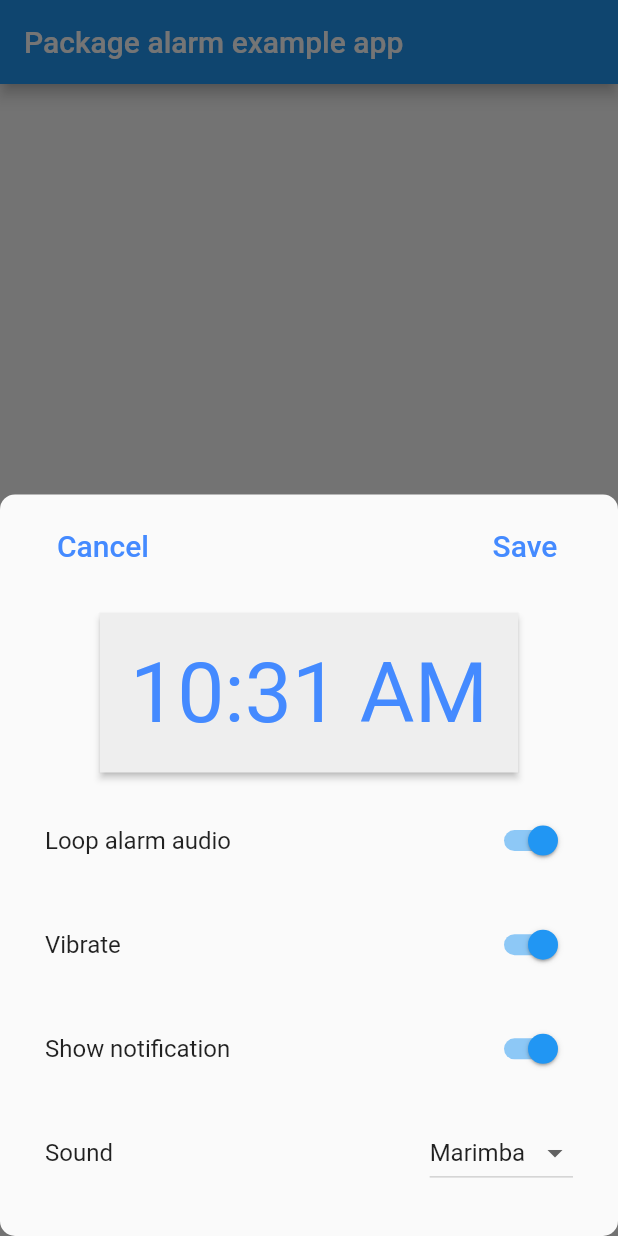
After one commit to WaringWeraWanua/DukungDemensiaFE, a Flutter app: the screen it shows after launch, after a tap on the "alarm add" icon, on a phone screen of 412 x 824 dp. The commit adds this screen. Run offline on Flutter 3.47's test engine with Material 2 defaults, Android fonts, the phone set to English and light mode, and no system bars; missing offline and left inert: alarm; statements that could not run were skipped.

Commit message:
feat(add):create-basic-list

```diff
--- a/dukungan_demensia/lib/main.dart
+++ b/dukungan_demensia/lib/main.dart
@@ -3,8 +3,11 @@ import 'package:dukungan_demensia/pages/login_page.dart';
 import 'package:alarm/alarm.dart';
 import 'dart:async';
 import 'package:dukungan_demensia/pages/caretaker_schedule.dart';
+import 'package:flutter/services.dart';
 
 Future<void> main() async {
+  WidgetsFlutterBinding.ensureInitialized();
+  SystemChrome.setPreferredOrientations([DeviceOrientation.portraitUp]);
   await Alarm.init(showDebugLogs: true);
   runApp(const MyApp());
 }
@@ -20,7 +23,7 @@ class MyApp extends StatelessWidget {
       theme: ThemeData(
         primarySwatch: Colors.blue,
       ),
-      home: const CaretakerPage(title: "Alarm"),
+      home: const ExampleAlarmHomeScreen(),
     );
   }
 }
--- a/dukungan_demensia/lib/pages/caretaker_schedule.dart
+++ b/dukungan_demensia/lib/pages/caretaker_schedule.dart
@@ -1,241 +1,128 @@
+import 'dart:async';
+
+import 'package:alarm/alarm.dart';
+import 'package:dukungan_demensia/pages/edit_alarm.dart';
+import 'package:dukungan_demensia/pages/ring.dart';
+import 'package:dukungan_demensia/widgets/tile.dart';
 import 'package:flutter/material.dart';
-import 'package:android_alarm_manager_plus/android_alarm_manager_plus.dart';
-import 'package:flutter/services.dart';
 
-  const String appName = "Alarm Manager Example";
-  const String durationSeconds = "Seconds";
-  const String durationMinutes = "Minutes";
-  const String durationHours = "Hours";
-  const String oneShotAlarm = "oneShot";
-  const String oneShotAtAlarm = "oneShotAt";
-  const String periodicAlarm = "periodic";
-
-class CaretakerPage extends StatefulWidget {
-  const CaretakerPage({Key? key, required this.title}) : super(key: key);
-
-  final String title;
+class ExampleAlarmHomeScreen extends StatefulWidget {
+  const ExampleAlarmHomeScreen({Key? key}) : super(key: key);
 
   @override
-  State<CaretakerPage> createState() => _CaretakerPageState();
+  State<ExampleAlarmHomeScreen> createState() => _ExampleAlarmHomeScreenState();
 }
 
-class _CaretakerPageState extends State<CaretakerPage> {
+class _ExampleAlarmHomeScreenState extends State<ExampleAlarmHomeScreen> {
+  late List<AlarmSettings> alarms;
 
-  final int _oneShotTaskId = 1;
-  final int _oneShotAtTaskId = 2;
-  final int _periodicTaskId = 3;
+  static StreamSubscription? subscription;
 
-  static void _oneShotTaskCallback() {
-    print("One Shot Task Running");
+  @override
+  void initState() {
+    super.initState();
+    loadAlarms();
+    subscription ??= Alarm.ringStream.stream.listen(
+      (alarmSettings) => navigateToRingScreen(alarmSettings),
+    );
   }
 
-  static void _oneShotAtTaskCallback() {
-    print("One Shot At Task Running");
+  void loadAlarms() {
+    setState(() {
+      alarms = Alarm.getAlarms();
+      alarms.sort((a, b) => a.dateTime.isBefore(b.dateTime) ? 0 : 1);
+    });
   }
 
-  static void _periodicTaskCallback() {
-    print("Periodic Task Running");
+  Future<void> navigateToRingScreen(AlarmSettings alarmSettings) async {
+    await Navigator.push(
+        context,
+        MaterialPageRoute(
+          builder: (context) =>
+              ExampleAlarmRingScreen(alarmSettings: alarmSettings),
+        ));
+    loadAlarms();
   }
 
-  void _scheduleOneShotAlarm(bool isTimed) async {
-    if (isTimed) {
-      DateTime chosenDate = await _chooseDate();
-      await AndroidAlarmManager.oneShotAt(chosenDate, _oneShotAtTaskId, _oneShotAtTaskCallback);
-    } else {
-      Duration duration = await _chooseDuration();
-      await AndroidAlarmManager.oneShot(duration, _oneShotTaskId, _oneShotTaskCallback);
-    }
+  Future<void> navigateToAlarmScreen(AlarmSettings? settings) async {
+    final res = await showModalBottomSheet<bool?>(
+        context: context,
+        isScrollControlled: true,
+        shape: RoundedRectangleBorder(
+          borderRadius: BorderRadius.circular(10.0),
+        ),
+        builder: (context) {
+          return FractionallySizedBox(
+            heightFactor: 0.6,
+            child: ExampleAlarmEditScreen(alarmSettings: settings),
+          );
+        });
+
+    if (res != null && res == true) loadAlarms();
   }
 
-  void _schedulePeriodicAlarm() async {
-    Duration duration = await _chooseDuration();
-    await AndroidAlarmManager.periodic(duration, _periodicTaskId, _periodicTaskCallback);
-  }
-
-  Future<Duration> _chooseDuration() async {
-    String duration = "";
-    String durationString = durationSeconds;
-    AlertDialog alert = AlertDialog(
-      title: const Text("Enter a number for the duration"),
-      content:
-          StatefulBuilder(
-            builder: (BuildContext context, StateSetter setState) {
-              return  Column(
-                mainAxisAlignment: MainAxisAlignment.center,
-                children: [
-                      Expanded(
-                        child: RadioListTile(
-                            title: const Text(durationSeconds),
-                            value: durationSeconds,
-                            groupValue: durationString,
-                            onChanged: (String? value) {
-                              if (value != null) {
-                                setState(() =>
-                                durationString = value
-                                );
-                              }
-                            }),
-                      ),
-                      Expanded(
-                        child: RadioListTile(
-                            title: const Text(durationMinutes),
-                            value: durationMinutes,
-                            groupValue: durationString,
-                            onChanged: (String? value) {
-                              if (value != null) {
-                                setState(() =>
-                                durationString = value
-                                );
-                              }
-                            }),
-                      ),
-                      Expanded(
-                        child: RadioListTile(
-                            title: const Text(durationHours),
-                            value: durationHours,
-                            groupValue: durationString,
-                            onChanged: (String? value) {
-                              if (value != null) {
-                                setState(() =>
-                                durationString = value
-                                );
-                              }
-                            }),
-                      ),
-                  Row(
-                    mainAxisAlignment: MainAxisAlignment.center,
-                    children: [
-                      Expanded(child:
-                      TextField(
-                        maxLines: 1,
-                        keyboardType: TextInputType.number,
-                        inputFormatters: [FilteringTextInputFormatter.digitsOnly],
-                        onChanged: (String text) {
-                          duration = text;
-                        },
-                      ),
-                      ),
-                    ],
-                  ),
-                ],
-              );
-            },
-          ),
-      actions: [
-        TextButton(
-        onPressed: () {
-          Navigator.of(context).pop(duration);
-        },
-          child: const Text("Ok"),
-        ),
-        TextButton(
-          onPressed: () {
-            Navigator.of(context).pop();
-          },
-          child: const Text("Cancel"),
-        )
-      ],
-    );
-
-    String? enteredText = await showDialog(
-        context: context,
-        builder: (context) {
-      return alert;
-    });
-
-    if (enteredText != null) {
-        int time = int.parse(enteredText);
-        if (durationString == durationSeconds) {
-          return Duration(seconds: time);
-        } else if (durationString == durationMinutes) {
-          return Duration(minutes: time);
-        } else {
-          return Duration(hours: time);
-        }
-    }
-    return const Duration(seconds: 0);
-  }
-
-  Future<DateTime> _chooseDate() async {
-    DateTime? chosenDate = await showDatePicker(
-        context: context,
-        initialDate: DateTime.now(),
-        firstDate: DateTime(2022, 7),
-        lastDate: DateTime(2101));
-
-    if (chosenDate != null) {
-      return chosenDate;
-    }
-
-    return DateTime.now();
+  @override
+  void dispose() {
+    subscription?.cancel();
+    super.dispose();
   }
 
   @override
   Widget build(BuildContext context) {
-
     return Scaffold(
-      appBar: AppBar(
-        title: Text(widget.title),
-      ),
-      body: Center(
-        child: Column(
-          mainAxisAlignment: MainAxisAlignment.spaceEvenly,
-          children: <Widget>[
-              const Text(
-              appName,
-                style: TextStyle(fontWeight: FontWeight.bold, fontSize: 20.0),
-            ),
-            Row(
-              mainAxisAlignment: MainAxisAlignment.spaceBetween,
-              children: [
-                Container(
-                  margin: const EdgeInsets.only(left: 15),
-                  child:  SizedBox(
-                    width: 90,
-                    height: 50,
-                    child: ElevatedButton.icon(
-                        onPressed: () {
-                          _scheduleOneShotAlarm(false);
+      appBar: AppBar(title: const Text('Package alarm example app')),
+      body: SafeArea(
+        child: alarms.isNotEmpty
+            ? ListView.separated(
+                itemCount: alarms.length,
+                separatorBuilder: (context, index) => const Divider(),
+                itemBuilder: (context, index) {
+                  return ExampleAlarmTile(
+                    key: Key(alarms[index].id.toString()),
+                    title: TimeOfDay(
+                      hour: alarms[index].dateTime.hour,
+                      minute: alarms[index].dateTime.minute,
+                    ).format(context),
+                    onPressed: () => navigateToAlarmScreen(alarms[index]),
+                    onDismissed: () {
+                      Alarm.stop(alarms[index].id).then((_) => loadAlarms());
                     },
-                        icon: const Icon(Icons.plus_one),
-                        label: const Text(
-                            oneShotAlarm
+                  );
+                },
               )
+            : Center(
+                child: Text(
+                  "No alarms set",
+                  style: Theme.of(context).textTheme.titleMedium,
                 ),
               ),
       ),
-                SizedBox(
-                  width: 120,
-                  height: 50,
-                  child: ElevatedButton.icon(
+      floatingActionButton: Padding(
+        padding: const EdgeInsets.all(10),
+        child: Row(
+          mainAxisAlignment: MainAxisAlignment.spaceBetween,
+          children: [
+            FloatingActionButton(
               onPressed: () {
-                        _scheduleOneShotAlarm(true);
+                final alarmSettings = AlarmSettings(
+                  id: 42,
+                  dateTime: DateTime.now(),
+                  assetAudioPath: 'assets/marimba.mp3',
+                );
+                Alarm.set(alarmSettings: alarmSettings);
               },
-                      icon: const Icon(Icons.calendar_today),
-                      label: const Text(
-                          oneShotAtAlarm
-                      )
+              backgroundColor: Colors.red,
+              heroTag: null,
+              child: const Text("RING NOW", textAlign: TextAlign.center),
             ),
+            FloatingActionButton(
+              onPressed: () => navigateToAlarmScreen(null),
+              child: const Icon(Icons.alarm_add_rounded, size: 33),
             ),
-                Container(
-                  margin: const EdgeInsets.only(right: 15),
-                  child: SizedBox(
-                    width: 112,
-                    height: 50,
-                    child:  ElevatedButton.icon(
-                        onPressed: _schedulePeriodicAlarm,
-                        icon: const Icon(Icons.watch_later_outlined),
-                        label: const Text(
-                            periodicAlarm
-                        )
-                    ),
-                  ),
-                ),
-              ],
-            )
           ],
         ),
       ),
+      floatingActionButtonLocation: FloatingActionButtonLocation.centerDocked,
     );
   }
 }
--- /dev/null
+++ b/dukungan_demensia/lib/pages/edit_alarm.dart
@@ -0,0 +1,238 @@
+import 'package:alarm/alarm.dart';
+import 'package:flutter/material.dart';
+
+class ExampleAlarmEditScreen extends StatefulWidget {
+  final AlarmSettings? alarmSettings;
+
+  const ExampleAlarmEditScreen({Key? key, this.alarmSettings})
+      : super(key: key);
+
+  @override
+  State<ExampleAlarmEditScreen> createState() => _ExampleAlarmEditScreenState();
+}
+
+class _ExampleAlarmEditScreenState extends State<ExampleAlarmEditScreen> {
+  late bool creating;
+
+  late TimeOfDay selectedTime;
+  late bool loopAudio;
+  late bool vibrate;
+  late bool showNotification;
+  late String assetAudio;
+
+  @override
+  void initState() {
+    super.initState();
+    creating = widget.alarmSettings == null;
+
+    if (creating) {
+      final dt = DateTime.now().add(const Duration(minutes: 1));
+      selectedTime = TimeOfDay(hour: dt.hour, minute: dt.minute);
+      loopAudio = true;
+      vibrate = true;
+      showNotification = true;
+      assetAudio = 'assets/marimba.mp3';
+    } else {
+      selectedTime = TimeOfDay(
+        hour: widget.alarmSettings!.dateTime.hour,
+        minute: widget.alarmSettings!.dateTime.minute,
+      );
+      loopAudio = widget.alarmSettings!.loopAudio;
+      vibrate = widget.alarmSettings!.vibrate;
+      showNotification = widget.alarmSettings!.notificationTitle != null &&
+          widget.alarmSettings!.notificationTitle!.isNotEmpty &&
+          widget.alarmSettings!.notificationBody != null &&
+          widget.alarmSettings!.notificationBody!.isNotEmpty;
+      assetAudio = widget.alarmSettings!.assetAudioPath;
+    }
+  }
+
+  Future<void> pickTime() async {
+    final res = await showTimePicker(
+      initialTime: selectedTime,
+      context: context,
+    );
+    if (res != null) setState(() => selectedTime = res);
+  }
+
+  AlarmSettings buildAlarmSettings() {
+    final now = DateTime.now();
+    final id = creating
+        ? DateTime.now().millisecondsSinceEpoch % 100000
+        : widget.alarmSettings!.id;
+
+    DateTime dateTime = DateTime(
+      now.year,
+      now.month,
+      now.day,
+      selectedTime.hour,
+      selectedTime.minute,
+      0,
+      0,
+    );
+    if (dateTime.isBefore(DateTime.now())) {
+      dateTime = dateTime.add(const Duration(days: 1));
+    }
+
+    final alarmSettings = AlarmSettings(
+      id: id,
+      dateTime: dateTime,
+      loopAudio: loopAudio,
+      vibrate: vibrate,
+      notificationTitle: showNotification ? 'Alarm example' : null,
+      notificationBody: showNotification ? 'Your alarm ($id) is ringing' : null,
+      assetAudioPath: assetAudio,
+      stopOnNotificationOpen: false,
+    );
+    return alarmSettings;
+  }
+
+  void saveAlarm() {
+    Alarm.set(alarmSettings: buildAlarmSettings()).then((res) {
+      if (res) Navigator.pop(context, true);
+    });
+  }
+
+  void deleteAlarm() {
+    Alarm.stop(widget.alarmSettings!.id).then((res) {
+      if (res) Navigator.pop(context, true);
+    });
+  }
+
+  @override
+  Widget build(BuildContext context) {
+    return Padding(
+      padding: const EdgeInsets.symmetric(vertical: 10, horizontal: 30),
+      child: Column(
+        mainAxisAlignment: MainAxisAlignment.spaceBetween,
+        children: [
+          Row(
+            mainAxisAlignment: MainAxisAlignment.spaceBetween,
+            children: [
+              TextButton(
+                onPressed: () => Navigator.pop(context, false),
+                child: Text(
+                  "Cancel",
+                  style: Theme.of(context)
+                      .textTheme
+                      .titleLarge!
+                      .copyWith(color: Colors.blueAccent),
+                ),
+              ),
+              TextButton(
+                onPressed: saveAlarm,
+                child: Text(
+                  "Save",
+                  style: Theme.of(context)
+                      .textTheme
+                      .titleLarge!
+                      .copyWith(color: Colors.blueAccent),
+                ),
+              ),
+            ],
+          ),
+          RawMaterialButton(
+            onPressed: pickTime,
+            fillColor: Colors.grey[200],
+            child: Container(
+              margin: const EdgeInsets.all(20),
+              child: Text(
+                selectedTime.format(context),
+                style: Theme.of(context)
+                    .textTheme
+                    .displayMedium!
+                    .copyWith(color: Colors.blueAccent),
+              ),
+            ),
+          ),
+          Row(
+            mainAxisAlignment: MainAxisAlignment.spaceBetween,
+            children: [
+              Text(
+                'Loop alarm audio',
+                style: Theme.of(context).textTheme.titleMedium,
+              ),
+              Switch(
+                value: loopAudio,
+                onChanged: (value) => setState(() => loopAudio = value),
+              ),
+            ],
+          ),
+          Row(
+            mainAxisAlignment: MainAxisAlignment.spaceBetween,
+            children: [
+              Text(
+                'Vibrate',
+                style: Theme.of(context).textTheme.titleMedium,
+              ),
+              Switch(
+                value: vibrate,
+                onChanged: (value) => setState(() => vibrate = value),
+              ),
+            ],
+          ),
+          Row(
+            mainAxisAlignment: MainAxisAlignment.spaceBetween,
+            children: [
+              Text(
+                'Show notification',
+                style: Theme.of(context).textTheme.titleMedium,
+              ),
+              Switch(
+                value: showNotification,
+                onChanged: (value) => setState(() => showNotification = value),
+              ),
+            ],
+          ),
+          Row(
+            mainAxisAlignment: MainAxisAlignment.spaceBetween,
+            children: [
+              Text(
+                'Sound',
+                style: Theme.of(context).textTheme.titleMedium,
+              ),
+              DropdownButton(
+                value: assetAudio,
+                items: const [
+                  DropdownMenuItem<String>(
+                    value: 'assets/marimba.mp3',
+                    child: Text('Marimba'),
+                  ),
+                  DropdownMenuItem<String>(
+                    value: 'assets/nokia.mp3',
+                    child: Text('Nokia'),
+                  ),
+                  DropdownMenuItem<String>(
+                    value: 'assets/mozart.mp3',
+                    child: Text('Mozart'),
+                  ),
+                  DropdownMenuItem<String>(
+                    value: 'assets/star_wars.mp3',
+                    child: Text('Star Wars'),
+                  ),
+                  DropdownMenuItem<String>(
+                    value: 'assets/one_piece.mp3',
+                    child: Text('One Piece'),
+                  ),
+                ],
+                onChanged: (value) => setState(() => assetAudio = value!),
+              ),
+            ],
+          ),
+          if (!creating)
+            TextButton(
+              onPressed: deleteAlarm,
+              child: Text(
+                'Delete Alarm',
+                style: Theme.of(context)
+                    .textTheme
+                    .titleMedium!
+                    .copyWith(color: Colors.red),
+              ),
+            ),
+          const SizedBox(),
+        ],
+      ),
+    );
+  }
+}
```
Also changed, not shown: dukungan_demensia/lib/pages/ring.dart (added, +64 -0 lines), dukungan_demensia/lib/widgets/tile.dart (added, +55 -0 lines). Lines whose indentation alone changed are shown as unchanged.
